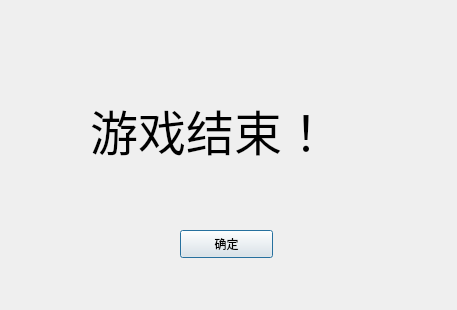
Old version of the form server/over.ui in the repository GeminiBuddies/OOPLRS.
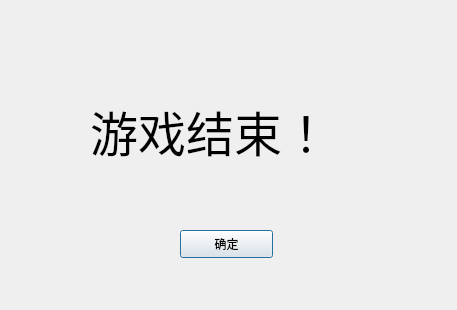
New version of the form.

```diff
--- a/server/over.ui
+++ b/server/over.ui
@@ -24,7 +24,7 @@
    </property>
    <property name="font">
     <font>
-     <family>微软雅黑 Light</family>
+     <family>Arial</family>
      <pointsize>36</pointsize>
     </font>
    </property>
```
Left out of the diff: 8 changed lines with no effect on the pictures.
